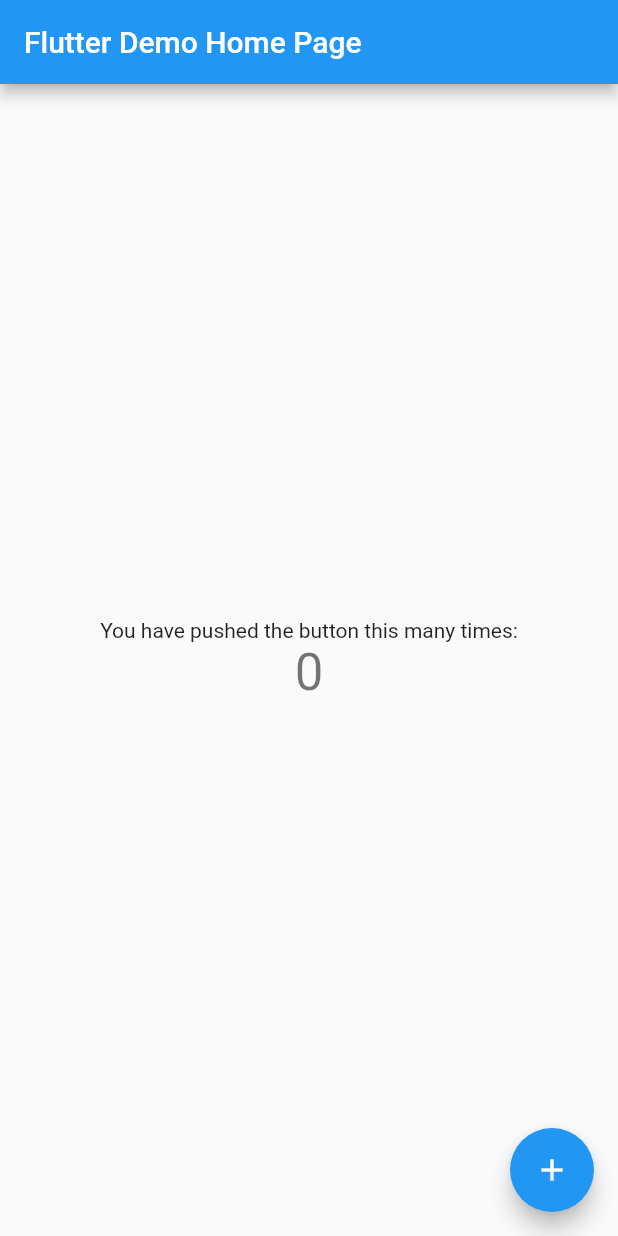
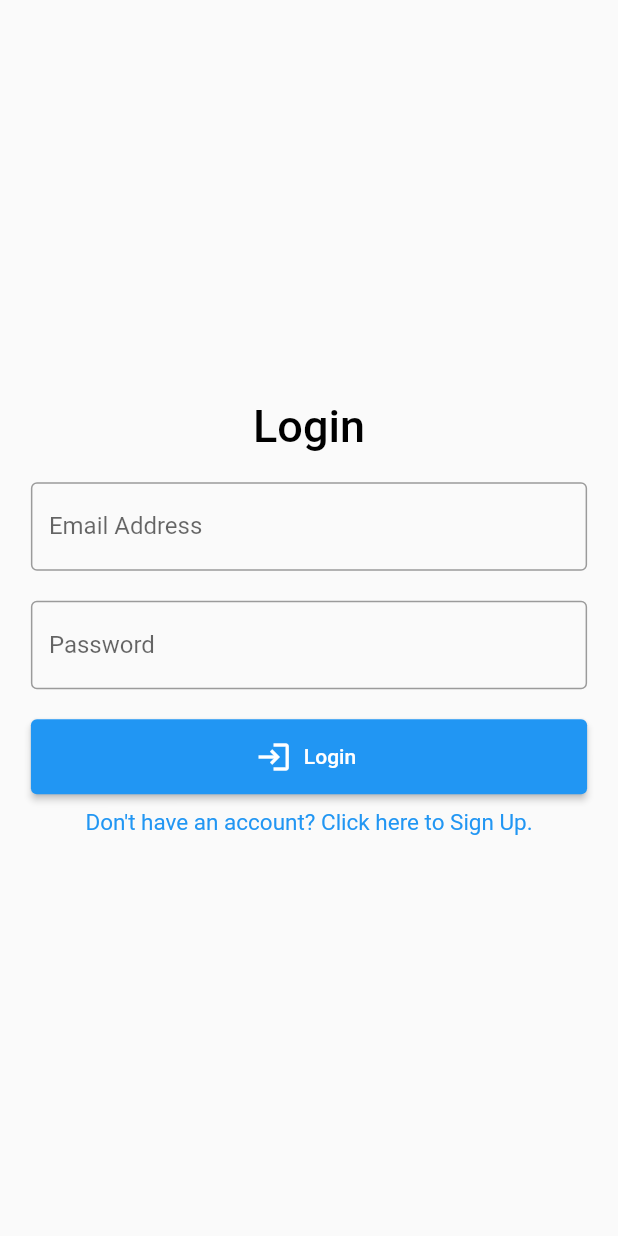
Before and after one commit to JASPerez8/flutter_localstorage, a Flutter app: the screen it shows after launch, on a phone screen of 412 x 824 dp. Run offline on Flutter 3.47's test engine with Material 2 defaults, Android fonts, the phone set to English and light mode, and no system bars; our stand-ins replace firebase_auth, firebase_core, google_sign_in, shared_preferences; missing offline and left inert: dart:html; accounts and stored records are empty.

Commit message:
added local storage

```diff
--- a/lib/main.dart
+++ b/lib/main.dart
@@ -1,115 +1,20 @@
+import 'package:firebase_core/firebase_core.dart';
 import 'package:flutter/material.dart';
+import 'package:flutter_signinlocal/routes.dart';
+import 'package:flutter_signinlocal/screens/startScreen.dart';
+import 'package:shared_preferences/shared_preferences.dart';
+import 'screens/Dashboard.dart';
+import 'screens/Login.dart';
 
-void main() {
-  runApp(const MyApp());
+Future<void> main() async {
+  WidgetsFlutterBinding.ensureInitialized();
+  await Firebase.initializeApp();
+
+  SharedPreferences prefs = await SharedPreferences.getInstance();
+  var uid = prefs.getString('uid');
+  runApp(MaterialApp(
+    initialRoute: (uid == null ? Login.routeName : Dashboard.routeName),
+    debugShowCheckedModeBanner: false,
+    routes: routes,
+  ));
 }
-
-class MyApp extends StatelessWidget {
-  const MyApp({super.key});
-
-  // This widget is the root of your application.
-  @override
-  Widget build(BuildContext context) {
-    return MaterialApp(
-      title: 'Flutter Demo',
-      theme: ThemeData(
-        // This is the theme of your application.
-        //
-        // Try running your application with "flutter run". You'll see the
-        // application has a blue toolbar. Then, without quitting the app, try
-        // changing the primarySwatch below to Colors.green and then invoke
-        // "hot reload" (press "r" in the console where you ran "flutter run",
-        // or simply save your changes to "hot reload" in a Flutter IDE).
-        // Notice that the counter didn't reset back to zero; the application
-        // is not restarted.
-        primarySwatch: Colors.blue,
-      ),
-      home: const MyHomePage(title: 'Flutter Demo Home Page'),
-    );
-  }
-}
-
-class MyHomePage extends StatefulWidget {
-  const MyHomePage({super.key, required this.title});
-
-  // This widget is the home page of your application. It is stateful, meaning
-  // that it has a State object (defined below) that contains fields that affect
-  // how it looks.
-
-  // This class is the configuration for the state. It holds the values (in this
-  // case the title) provided by the parent (in this case the App widget) and
-  // used by the build method of the State. Fields in a Widget subclass are
-  // always marked "final".
-
-  final String title;
-
-  @override
-  State<MyHomePage> createState() => _MyHomePageState();
-}
-
-class _MyHomePageState extends State<MyHomePage> {
-  int _counter = 0;
-
-  void _incrementCounter() {
-    setState(() {
-      // This call to setState tells the Flutter framework that something has
-      // changed in this State, which causes it to rerun the build method below
-      // so that the display can reflect the updated values. If we changed
-      // _counter without calling setState(), then the build method would not be
-      // called again, and so nothing would appear to happen.
-      _counter++;
-    });
-  }
-
-  @override
-  Widget build(BuildContext context) {
-    // This method is rerun every time setState is called, for instance as done
-    // by the _incrementCounter method above.
-    //
-    // The Flutter framework has been optimized to make rerunning build methods
-    // fast, so that you can just rebuild anything that needs updating rather
-    // than having to individually change instances of widgets.
-    return Scaffold(
-      appBar: AppBar(
-        // Here we take the value from the MyHomePage object that was created by
-        // the App.build method, and use it to set our appbar title.
-        title: Text(widget.title),
-      ),
-      body: Center(
-        // Center is a layout widget. It takes a single child and positions it
-        // in the middle of the parent.
-        child: Column(
-          // Column is also a layout widget. It takes a list of children and
-          // arranges them vertically. By default, it sizes itself to fit its
-          // children horizontally, and tries to be as tall as its parent.
-          //
-          // Invoke "debug painting" (press "p" in the console, choose the
-          // "Toggle Debug Paint" action from the Flutter Inspector in Android
-          // Studio, or the "Toggle Debug Paint" command in Visual Studio Code)
-          // to see the wireframe for each widget.
-          //
-          // Column has various properties to control how it sizes itself and
-          // how it positions its children. Here we use mainAxisAlignment to
-          // center the children vertically; the main axis here is the vertical
-          // axis because Columns are vertical (the cross axis would be
-          // horizontal).
-          mainAxisAlignment: MainAxisAlignment.center,
-          children: <Widget>[
-            const Text(
-              'You have pushed the button this many times:',
-            ),
-            Text(
-              '$_counter',
-              style: Theme.of(context).textTheme.headline4,
-            ),
-          ],
-        ),
-      ),
-      floatingActionButton: FloatingActionButton(
-        onPressed: _incrementCounter,
-        tooltip: 'Increment',
-        child: const Icon(Icons.add),
-      ), // This trailing comma makes auto-formatting nicer for build methods.
-    );
-  }
-}
--- a/lib/routes.dart
+++ b/lib/routes.dart
@@ -1,9 +1,14 @@
 import 'package:flutter/material.dart';
 import 'package:flutter_signinlocal/screens/Dashboard.dart';
+import 'package:flutter_signinlocal/screens/Login.dart';
 import 'package:flutter_signinlocal/screens/Settings.dart';
+import 'package:flutter_signinlocal/screens/startScreen.dart';
+import 'package:flutter_signinlocal/screens/SignUp.dart';
 
 final Map<String, WidgetBuilder> routes = {
-  // Login.routeName: (BuildContext context) => Login(),
+  Login.routeName: (BuildContext context) => Login(),
   Dashboard.routeName: (BuildContext context) => Dashboard(),
   Settings.routeName: (BuildContext context) => Settings(),
+  startScreen.routeName: (BuildContext context) => startScreen(),
+  SignUp.routeName: (BuildContext context) => SignUp(),
 };
--- /dev/null
+++ b/lib/screens/Login.dart
@@ -0,0 +1,132 @@
+import 'package:firebase_auth/firebase_auth.dart';
+import 'package:flutter/material.dart';
+import 'package:shared_preferences/shared_preferences.dart';
+
+import 'Dashboard.dart';
+import 'SignUp.dart';
+
+class Login extends StatefulWidget {
+  static String routeName = "/login";
+  const Login({super.key});
+
+  @override
+  State<Login> createState() => _LoginState();
+}
+
+class _LoginState extends State<Login> {
+  final _formKey = GlobalKey<FormState>();
+  final TextEditingController emailController = TextEditingController();
+  final TextEditingController passwordController = TextEditingController();
+  @override
+  Widget build(BuildContext context) {
+    double width = MediaQuery.of(context).size.width;
+    return Scaffold(
+        body: Container(
+            child: Center(
+      child: SingleChildScrollView(
+        child: Center(
+          child: Container(
+            width: width * 0.9,
+            child: Form(
+              key: _formKey,
+              child: Column(children: [
+                const Text(
+                  'Login',
+                  style: TextStyle(
+                      color: Colors.black,
+                      fontWeight: FontWeight.w500,
+                      fontSize: 30),
+                ),
+                const SizedBox(
+                  height: 20.0,
+                ),
+                TextFormField(
+                  controller: emailController,
+                  decoration: const InputDecoration(
+                    border: OutlineInputBorder(),
+                    labelText: 'Email Address',
+                  ),
+                  validator: (value) {
+                    if (value == null || value.isEmpty) {
+                      return 'Please enter an email address';
+                    }
+                    return null;
+                  },
+                ),
+                const SizedBox(
+                  height: 20.0,
+                ),
+                TextFormField(
+                    obscureText: true,
+                    controller: passwordController,
+                    decoration: const InputDecoration(
+                      border: OutlineInputBorder(),
+                      labelText: 'Password',
+                    ),
+                    validator: (value) {
+                      if (value == null || value.isEmpty) {
+                        return 'Please enter a password';
+                      }
+                      return null;
+                    }),
+                const SizedBox(
+                  height: 20.0,
+                ),
+                ElevatedButton.icon(
+                  icon: Icon(Icons.login),
+                  onPressed: () {
+                    if (_formKey.currentState!.validate()) {
+                      signIn();
+                    }
+                  },
+                  label: Text("Login"),
+                  style: ElevatedButton.styleFrom(
+                    fixedSize: const Size(double.maxFinite, 50),
+                  ),
+                ),
+                const SizedBox(
+                  height: 10.0,
+                ),
+                Container(
+                  child: Center(
+                    child: GestureDetector(
+                      onTap: () {
+                        Navigator.pushReplacementNamed(
+                            context, SignUp.routeName);
+                      },
+                      child: const Text(
+                        "Don't have an account? Click here to Sign Up.",
+                        style: TextStyle(fontSize: 15.0, color: Colors.blue),
+                      ),
+                    ),
+                  ),
+                ),
+              ]),
+            ),
+          ),
+        ),
+      ),
+    )));
+  }
+
+  Future signIn() async {
+    try {
+      final credential = await FirebaseAuth.instance.signInWithEmailAndPassword(
+          email: emailController.text.trim(),
+          password: passwordController.text.trim());
+
+      final uidCredential = credential.user?.uid as String;
+
+      SharedPreferences prefs = await SharedPreferences.getInstance();
+      prefs.setString('uid', uidCredential);
+
+      await Navigator.pushReplacementNamed(context, Dashboard.routeName);
+    } on FirebaseAuthException catch (e) {
+      if (e.code == 'user-not-found') {
+        print('No user found for that email.');
+      } else if (e.code == 'wrong-password') {
+        print('Wrong password provided for that user.');
+      }
+    }
+  }
+}
--- a/pubspec.yaml
+++ b/pubspec.yaml
@@ -36,6 +36,10 @@ dependencies:
   # The following adds the Cupertino Icons font to your application.
   # Use with the CupertinoIcons class for iOS style icons.
   cupertino_icons: ^1.0.2
+  firebase_auth: ^4.2.0
+  firebase_core: ^2.4.0
+  google_sign_in: ^5.4.2
+  shared_preferences: ^2.0.15
 
 dev_dependencies:
   flutter_test:
```
Also changed, not shown: lib/screens/Settings.dart (+15 -1 lines), lib/screens/SignUp.dart (added, +146 -0 lines), lib/screens/startScreen.dart (+19 -0 lines), lib/services/AuthService.dart (added, +31 -0 lines), pubspec.lock, 3 other files.
